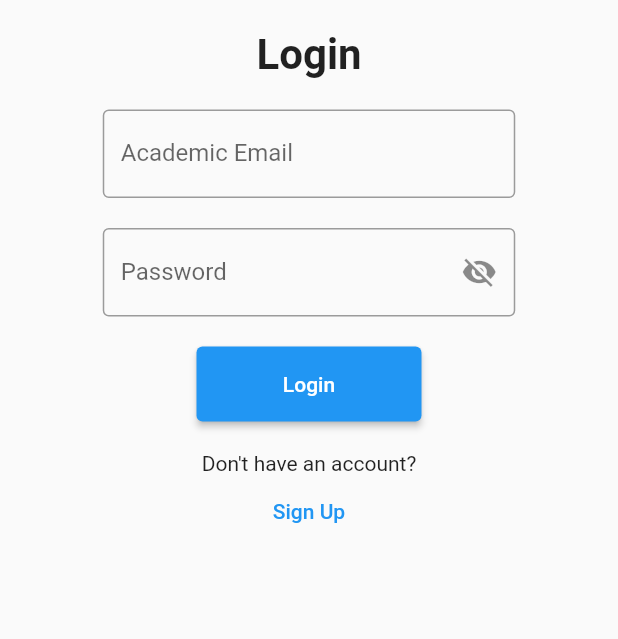
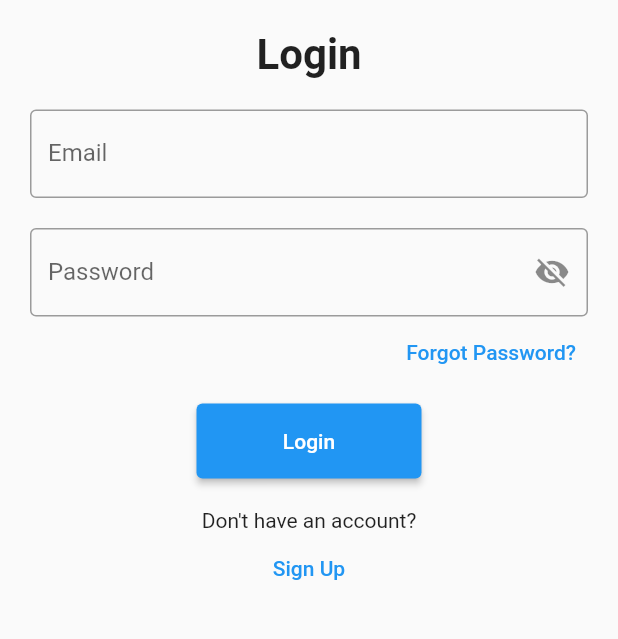
Before and after one commit to Maitha101/VirtuLab30.0, a Flutter app: the screen it shows after launch, on a phone screen of 412 x 824 dp, the part 414-1053 px from its top. Run offline on Flutter 3.47's test engine with Material 2 defaults, Android fonts, the phone set to English and light mode, and no system bars; our stand-ins replace email_validator, firebase_auth, firebase_core, firebase_database, shared_preferences; missing offline and left inert: flappy_search_bar, flutter_password_strength, percent_indicator_nullsafe; accounts and stored records are empty.

Commit message:
add forgot password

```diff
--- a/lib/main.dart
+++ b/lib/main.dart
@@ -1,3 +1,4 @@
+
 import 'package:email_validator/email_validator.dart';
 import 'package:firebase_core/firebase_core.dart';
 import 'package:flutter/material.dart';
@@ -7,12 +8,13 @@ import 'package:virtulab/student/stu_caseStudies_list.dart';
 import 'package:virtulab/student/stu_experiments_list.dart';
 import './sign_up.dart';
 import 'administrator/adminNavBar.dart';
+import 'forgot_password.dart';
 import 'functions/auth.dart';
 import 'student/stu_activity_stream.dart';
 import 'student/stu_course_register.dart';
 import 'instructor/inst_report.dart';
 import 'tempnav.dart';
-//testing
+
 void main() async {
   WidgetsFlutterBinding.ensureInitialized();
   await Firebase.initializeApp();
@@ -60,6 +62,7 @@ class _VirtuLabState extends State<VirtuLab> {
         '/experiment_list': (context) => ExperimentsList(),
         '/caseStudy_list': (context) => CaseStudiesList(),
         '/login': (context) => Homepage(),
+        '/forgotPass': (context) => ForgotPassword(),
       },
       title: 'Login',
       home: checker == null ? Homepage() : loginNavigation(),
@@ -156,7 +159,7 @@ class _Homepage extends State<Homepage> {
                 ),
                 //...........................................Email............................................
                 Container(
-                  width: 275,
+                  width: double.infinity,
                   child: TextFormField(
                     controller: _emailController,
                     maxLines: 1,
@@ -168,7 +171,7 @@ class _Homepage extends State<Homepage> {
                     // ],
                     decoration: InputDecoration(
                         border: OutlineInputBorder(),
-                        labelText: 'Academic Email'),
+                        labelText: 'Email'),
                   ),
                 ),
 
@@ -177,7 +180,7 @@ class _Homepage extends State<Homepage> {
                 ),
                 // .........................................Password........................................
                 Container(
-                  width: 275,
+                  width: double.infinity,
                   child: TextFormField(
                     controller: _passController,
                     maxLines: 1,
@@ -198,9 +201,17 @@ class _Homepage extends State<Homepage> {
                     ),
                   ),
                 ),
-
+                Row(
+                  mainAxisAlignment: MainAxisAlignment.end,
+                  children: [
+                    TextButton(
+                      onPressed: () { Navigator.pushNamed(context, '/forgotPass');},
+                      child: Text('Forgot Password?'),
+                    ),
+                  ],
+                ),
                 SizedBox(
-                  height: 20,
+                  height: 10,
                 ),
 
                 Container(
```
